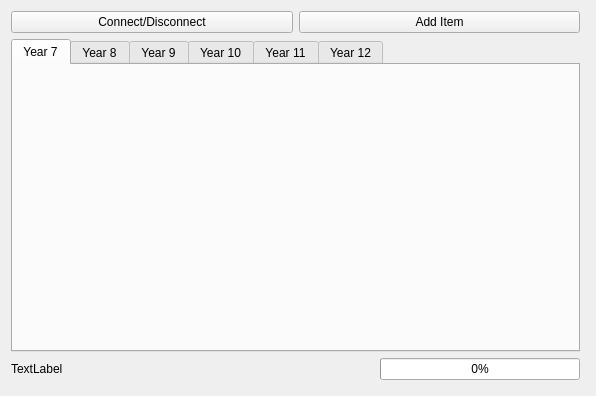
Qt form trunk/unstable/client/mainwindow.ui (Muzer/sports-scoring-system) before a commit.
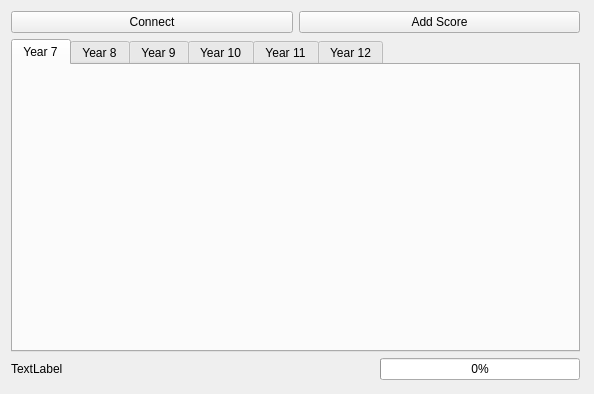
The same form after that commit.

Commit message: Added functionality to the status label. Fixed the gui so the button changes from "Connect" to "Disconnect" and vice versa if needed.

The edit to the form file:
```diff
--- a/trunk/unstable/client/mainwindow.ui
+++ b/trunk/unstable/client/mainwindow.ui
@@ -6,8 +6,8 @@
    <rect>
     <x>0</x>
     <y>0</y>
-    <width>596</width>
-    <height>396</height>
+    <width>594</width>
+    <height>394</height>
    </rect>
   </property>
   <property name="windowTitle">
@@ -31,14 +31,14 @@
       <item>
        <widget class="QPushButton" name="btnConnect">
         <property name="text">
-         <string>Connect/Disconnect</string>
+         <string>Connect</string>
         </property>
        </widget>
       </item>
       <item>
        <widget class="QPushButton" name="pushButton">
         <property name="text">
-         <string>Add Item</string>
+         <string>Add Score</string>
         </property>
        </widget>
       </item>
```
Left out of the diff: 21 changed lines with no effect on the pictures. The commit also changes 4 other files.
